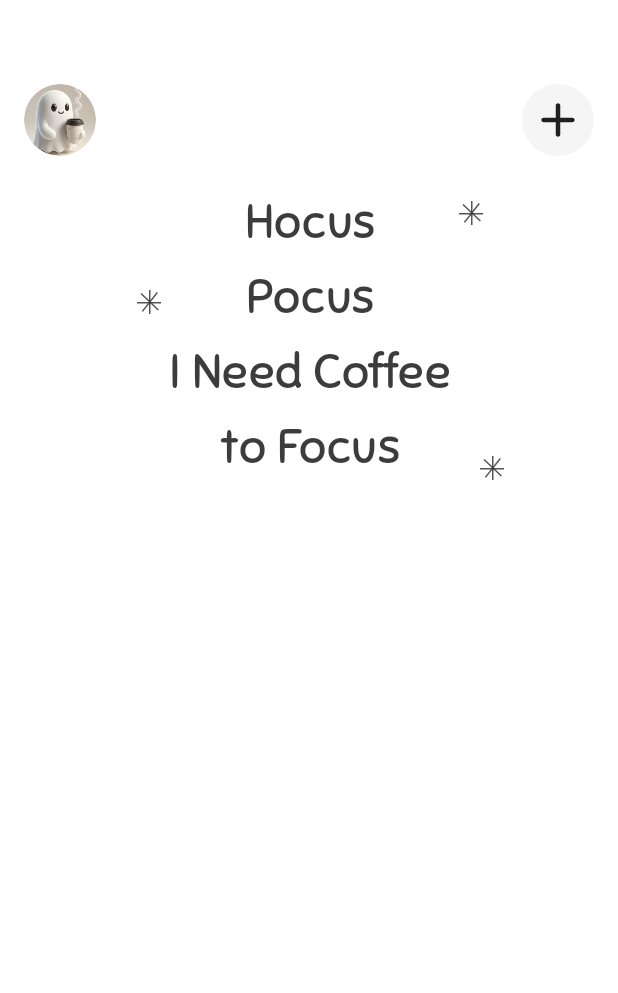
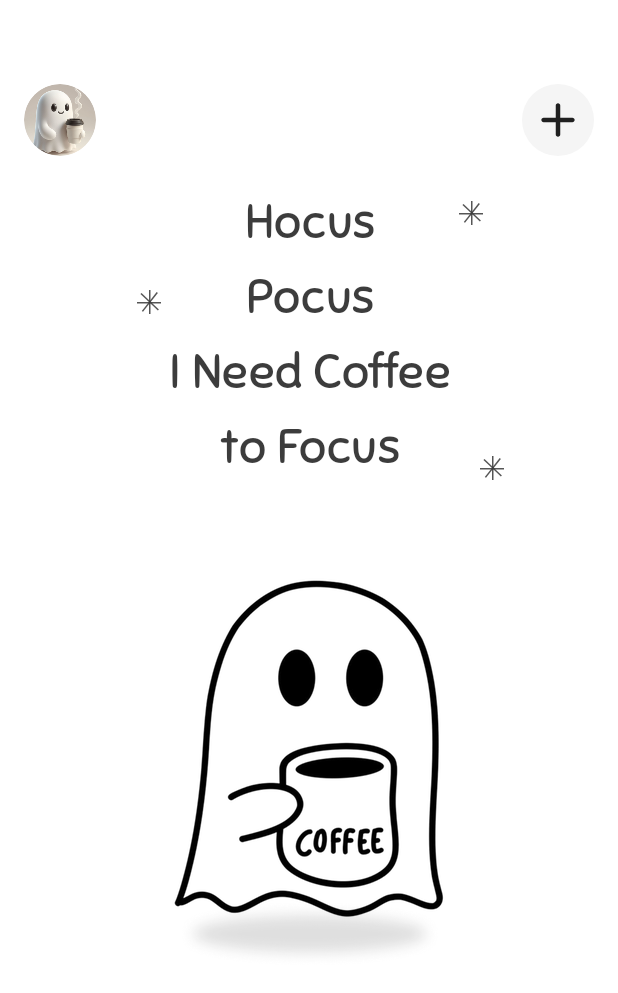
Before and after one commit to nourelhodaahmed/Caffeine, an Android app built with Jetpack Compose: the @Preview function HomePreview, on a phone screen of 412 x 824 dp. Shown: the top 993 px of the screen. Run offline under Robolectric (Android 15) with nearby library versions, the phone set to English and light mode, and no system bars.

Commit message:
feat: implement home screen coffee ghost

```diff
--- a/app/src/main/java/com/android/caffeine/Screen/Home/Home.kt
+++ b/app/src/main/java/com/android/caffeine/Screen/Home/Home.kt
@@ -7,6 +7,7 @@ import androidx.compose.runtime.Composable
 import androidx.compose.ui.Modifier
 import androidx.compose.ui.tooling.preview.Preview
 import androidx.compose.ui.unit.dp
+import com.android.caffeine.Screen.Home.composable.CoffeeGhost
 import com.android.caffeine.Screen.Home.composable.Content
 import com.android.caffeine.Screen.Home.composable.TopAppBar
 
@@ -17,6 +18,7 @@ fun Home() {
     ){
         TopAppBar()
         Content(modifier = Modifier.padding(top = 24.dp))
+        CoffeeGhost()
     }
 }
 
--- /dev/null
+++ b/app/src/main/java/com/android/caffeine/Screen/Home/composable/CoffeeGhost.kt
@@ -0,0 +1,43 @@
+package com.android.caffeine.Screen.Home.composable
+
+import androidx.compose.foundation.Image
+import androidx.compose.foundation.layout.Box
+import androidx.compose.foundation.layout.fillMaxWidth
+import androidx.compose.foundation.layout.padding
+import androidx.compose.foundation.layout.size
+import androidx.compose.foundation.layout.width
+import androidx.compose.runtime.Composable
+import androidx.compose.ui.Alignment
+import androidx.compose.ui.Modifier
+import androidx.compose.ui.res.painterResource
+import androidx.compose.ui.tooling.preview.Preview
+import androidx.compose.ui.unit.dp
+import com.android.caffeine.R
+
+@Composable
+fun CoffeeGhost () {
+    Box(modifier = Modifier.fillMaxWidth()){
+        Image(
+            painter = painterResource(R.drawable.coffe_ghost),
+            contentDescription = "",
+            modifier = Modifier
+                .padding(top = 33.dp)
+                .size(244.dp)
+                .align(Alignment.Center)
+        )
+        Image(
+            painter = painterResource(R.drawable.ghost_shadow),
+            contentDescription = "",
+            modifier = Modifier
+                .padding(top = 279.44.dp)
+                .width(177.31.dp)
+                .align(Alignment.Center)
+        )
+    }
+}
+
+@Preview
+@Composable
+private fun CoffeeGhostPreview(){
+    CoffeeGhost()
+}
```
Also changed, not shown: app/src/main/res/drawable-hdpi/coffe_ghost.png (renamed from app/src/main/res/drawable-hdpi/coffe_gost.png), app/src/main/res/drawable-mdpi/coffe_ghost.png (renamed from app/src/main/res/drawable-mdpi/coffe_gost.png), app/src/main/res/drawable-xhdpi/coffe_ghost.png (renamed from app/src/main/res/drawable-xhdpi/coffe_gost.png), app/src/main/res/drawable-xxhdpi/coffe_ghost.png (renamed from app/src/main/res/drawable-xxhdpi/coffe_gost.png), app/src/main/res/drawable-xxxhdpi/coffe_ghost.png (renamed from app/src/main/res/drawable-xxxhdpi/coffe_gost.png), app/src/main/res/drawable/ghost_shadow.png (added).
